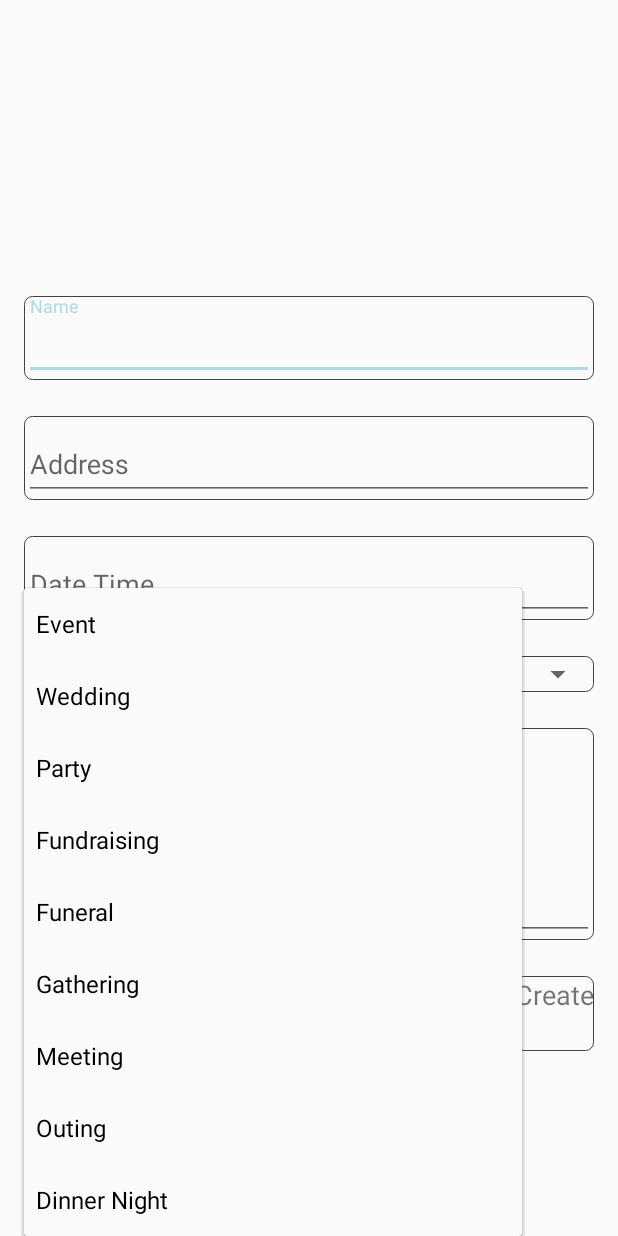
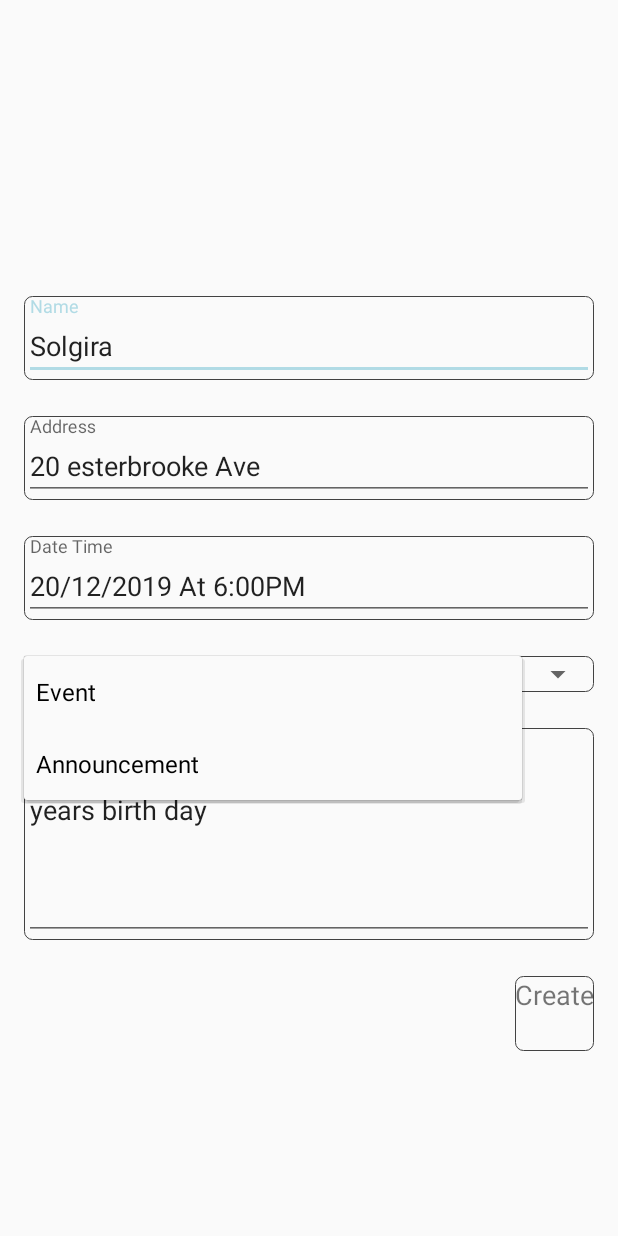
Before and after one commit to ns-jeeb/shingrani_community_app, an Android app: the CreateEventFragment screen opened directly, with no data from a screen before it, after a tap on "Event", on a phone screen of 412 x 824 dp. Run offline under Robolectric (Android 15) with nearby library versions, the phone set to English and light mode, and no system bars; our stand-ins replace Dagger/Hilt's generated code, data binding; libraries missing offline, so code that uses them is left out: com.facebook.stetho.

Commit message:
create item

```diff
--- a/app/src/main/java/com/locked/shingranicommunity/dashboard/DashboardRepository.kt
+++ b/app/src/main/java/com/locked/shingranicommunity/dashboard/DashboardRepository.kt
@@ -77,7 +77,7 @@ class DashboardRepositor(private val ioDispatcher: CoroutineDispatcher) : IItemE
 
                         if (response.isSuccessful && item != null) {
                             item!!.postValue(response.body())
-//                            SingleTone.getInstance().setItem(item!!.value?.get(0)!!)
+                            item!!.value?.get(0)?.let { SingleTone.getInstance().setItem(itm = it) }
                             cachedData.value = response.body()
                         }
                     }
@@ -102,6 +102,7 @@ class DashboardRepositor(private val ioDispatcher: CoroutineDispatcher) : IItemE
 
                         if (response.isSuccessful && item != null) {
                             item!!.postValue(response.body())
+                            item!!.value?.get(0)?.let { SingleTone.getInstance().setItem(itm = it) }
                             cachedData.value = response.body()
 
                         }
--- a/app/src/main/java/com/locked/shingranicommunity/dashboard/data/Item.kt
+++ b/app/src/main/java/com/locked/shingranicommunity/dashboard/data/Item.kt
@@ -35,6 +35,7 @@ class SingleTone private constructor() {
 
     companion object {
         private var instance: SingleTone? = null
+        var item: Item = Item()
 
         fun getInstance(): SingleTone {
             if (instance == null) {
@@ -47,5 +48,8 @@ class SingleTone private constructor() {
     fun setItem(itm:Item){
         this.item = itm
     }
+    fun getItem() : Item?{
+        return this.item
+    }
 
 }
--- a/app/src/main/java/com/locked/shingranicommunity/dashboard/event/create_event/CreateItemActivity.kt
+++ b/app/src/main/java/com/locked/shingranicommunity/dashboard/event/create_event/CreateItemActivity.kt
@@ -3,6 +3,7 @@ package com.locked.shingranicommunity.dashboard.event.create_event
 import androidx.appcompat.app.AppCompatActivity
 import android.os.Bundle
 import com.locked.shingranicommunity.R
+import com.locked.shingranicommunity.dashboard.data.SingleTone
 import com.locked.shingranicommunity.dashboard.event.create_event.ui.createevent.CreateEventFragment
 
 class CreateItemActivity : AppCompatActivity() {
@@ -10,6 +11,7 @@ class CreateItemActivity : AppCompatActivity() {
     override fun onCreate(savedInstanceState: Bundle?) {
         super.onCreate(savedInstanceState)
         setContentView(R.layout.create_item_activity)
+        var item = SingleTone.getInstance().getItem()
         if (savedInstanceState == null) {
             supportFragmentManager.beginTransaction()
                 .replace(R.id.container, CreateEventFragment.newInstance())
--- a/app/src/main/java/com/locked/shingranicommunity/dashboard/event/create_event/ui/createevent/CreateEventFragment.kt
+++ b/app/src/main/java/com/locked/shingranicommunity/dashboard/event/create_event/ui/createevent/CreateEventFragment.kt
@@ -11,7 +11,20 @@ import androidx.fragment.app.viewModels
 import com.locked.shingranicommunity.R
 import com.locked.shingranicommunity.databinding.CreateEventFragmentBinding
 
-class CreateEventFragment : Fragment() {
+class CreateEventFragment : Fragment() ,View.OnClickListener{
+    override fun onClick(v: View?) {
+        var type = mBinding.crEventType.getItemAtPosition(1).toString()
+        if (v?.id == R.id.btn_cr_event){
+            viewModel.createEvent(
+                mBinding.crEventName.text.toString(),
+                type,
+                mBinding.crEventAddress.text.toString(),
+                mBinding.crEventDateTime.text.toString(),
+                mBinding.crEventDetails.text.toString()
+            )
+        }
+    }
+
     lateinit var mBinding: CreateEventFragmentBinding
 
     companion object {
@@ -23,15 +36,8 @@ class CreateEventFragment : Fragment() {
     override fun onCreateView( inflater: LayoutInflater, container: ViewGroup?,savedInstanceState: Bundle?): View {
         viewModel.lifecycleOwner = this
         mBinding = DataBindingUtil.inflate(inflater,R.layout.create_event_fragment,container,false)
-        var type = mBinding.crEventType.getItemAtPosition(1).toString()
-        viewModel.createEvent(
-            mBinding.crEventName.text.toString(),
-            mBinding.crEventAddress.text.toString(),
-            mBinding.crEventDateTime.text.toString(),
-            type,
-            mBinding.crEventDetails.text.toString(),
-            "Title need to be dynamic"
-            )
+
+        mBinding.btnCrEvent.setOnClickListener(this)
         return mBinding.root
     }
 
--- a/app/src/main/java/com/locked/shingranicommunity/dashboard/event/create_event/ui/createevent/CreateEventViewModel.kt
+++ b/app/src/main/java/com/locked/shingranicommunity/dashboard/event/create_event/ui/createevent/CreateEventViewModel.kt
@@ -14,20 +14,20 @@ class CreateEventViewModel(var createDataSource: DashboardRepositor) : ViewModel
     private val createEvent : MutableLiveData<Item> by lazy {
         MutableLiveData<Item>()
     }
-    fun createEvent(name:String,address: String,event:String,type:String,note:String,title:String){
-        var nameField = Field(name = name ,value =  name )
-        var addressField = Field(name = address ,value =  address )
-        var eventField = Field(name = event ,value =  event )
-        var typeField = Field(name = type ,value =  title )
-        var noteField = Field(name = note ,value =  note )
+    fun createEvent(name:String,type:String,address: String,dateTime:String,note:String){
+        var nameField = Field(name = "name" ,value =  name )
+        var typeField = Field(name = "type" ,value =  type )
+        var addressField = Field(name = "address" ,value =  address )
+        var dateTimeField = Field(name = "datetime" ,value =  dateTime )
+        var noteField = Field(name = "note" ,value =  note )
 
-        var eventFields: ArrayList<Field> = ArrayList();
+     var eventFields: ArrayList<Field> = ArrayList();
         eventFields.add(nameField)
         eventFields.add(addressField)
-        eventFields.add(eventField)
+        eventFields.add(dateTimeField)
         eventFields.add(typeField)
         eventFields.add(noteField)
-        createDataSource.createEvent(eventFields,title)
+        createDataSource.createEvent(eventFields,"")
     }
 }
 
--- a/app/src/main/res/layout/create_event_fragment.xml
+++ b/app/src/main/res/layout/create_event_fragment.xml
@@ -32,6 +32,7 @@
                     android:layout_width="match_parent"
                     android:layout_height="wrap_content"
                     android:hint="Name"
+                    android:text="Solgira"
                     android:inputType="text"
                     android:maxLines="1"
                     android:singleLine="true"
@@ -50,7 +51,8 @@
                     android:layout_width="match_parent"
                     android:layout_height="wrap_content"
                     android:hint="Address"
-                    android:inputType="textEmailAddress"
+                    android:text="20 esterbrooke Ave"
+                    android:inputType="textPostalAddress"
                     android:maxLines="1"
                     android:singleLine="true"
                     android:textSize="18sp" />
@@ -68,10 +70,11 @@
                     android:layout_width="match_parent"
                     android:layout_height="wrap_content"
                     android:hint="Date Time"
+                    android:text="20/12/2019 At 6:00PM"
                     android:imeActionId="6"
                     android:imeActionLabel="@string/registration_user"
                     android:imeOptions="actionUnspecified"
-                    android:inputType="textPassword"
+                    android:inputType="datetime"
                     android:maxLines="1"
                     android:singleLine="true" />
 
@@ -101,9 +104,10 @@
                     android:id="@+id/cr_event_details"
                     android:layout_width="match_parent"
                     android:layout_height="wrap_content"
+                    android:gravity="top"
                     android:hint="Note"
+                    android:text="come to join us to congratulate alyjahn 4 years birth day"
                     android:lines="5"
-                    android:gravity="top"
                     android:maxLines="10" />
 
             </com.google.android.material.textfield.TextInputLayout>
--- a/app/src/main/res/layout/create_item_activity.xml
+++ b/app/src/main/res/layout/create_item_activity.xml
@@ -3,5 +3,4 @@
     xmlns:tools="http://schemas.android.com/tools"
     android:id="@+id/container"
     android:layout_width="match_parent"
-    android:layout_height="match_parent"
-    tools:context=".CreateItem" />
+    android:layout_height="match_parent" />
--- a/app/src/main/res/values/strings.xml
+++ b/app/src/main/res/values/strings.xml
@@ -65,13 +65,6 @@
 
     <string-array name="events_arrays">
         <item>Event</item>
-        <item>Wedding</item>
-        <item>Party</item>
-        <item>Fundraising</item>
-        <item>Funeral</item>
-        <item>Gathering</item>
-        <item>Meeting</item>
-        <item>Outing</item>
-        <item>Dinner Night</item>
+        <item>Announcement</item>
     </string-array>
 </resources>
```
